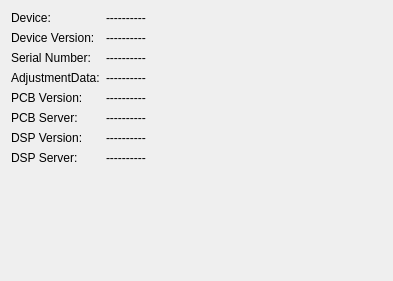
This is versionviewbase.ui in ZeraGmbH/wm3000i as Qt 5 draws it before an edit. The edited form follows.
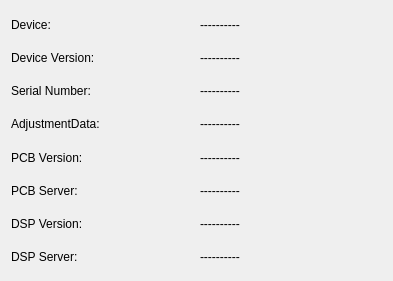
This is the edited form.

Diff of the .ui file:
```diff
--- a/versionviewbase.ui
+++ b/versionviewbase.ui
@@ -25,7 +25,7 @@
   <property name="windowTitle">
    <string>Form1</string>
   </property>
-  <layout class="QFormLayout" name="formLayout">
+  <layout class="QGridLayout" name="gridLayout">
    <item row="0" column="0">
     <widget class="QLabel" name="DeviceLabel">
      <property name="text">
```
Left out of the diff: 2 changed lines with no effect on the pictures.
